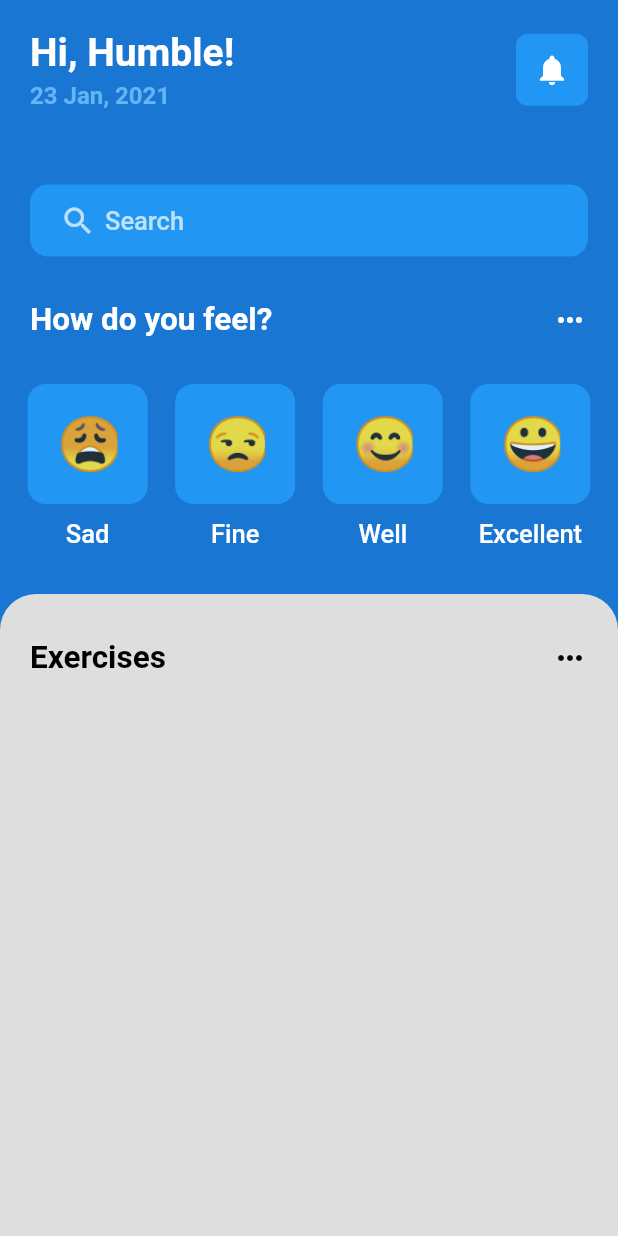
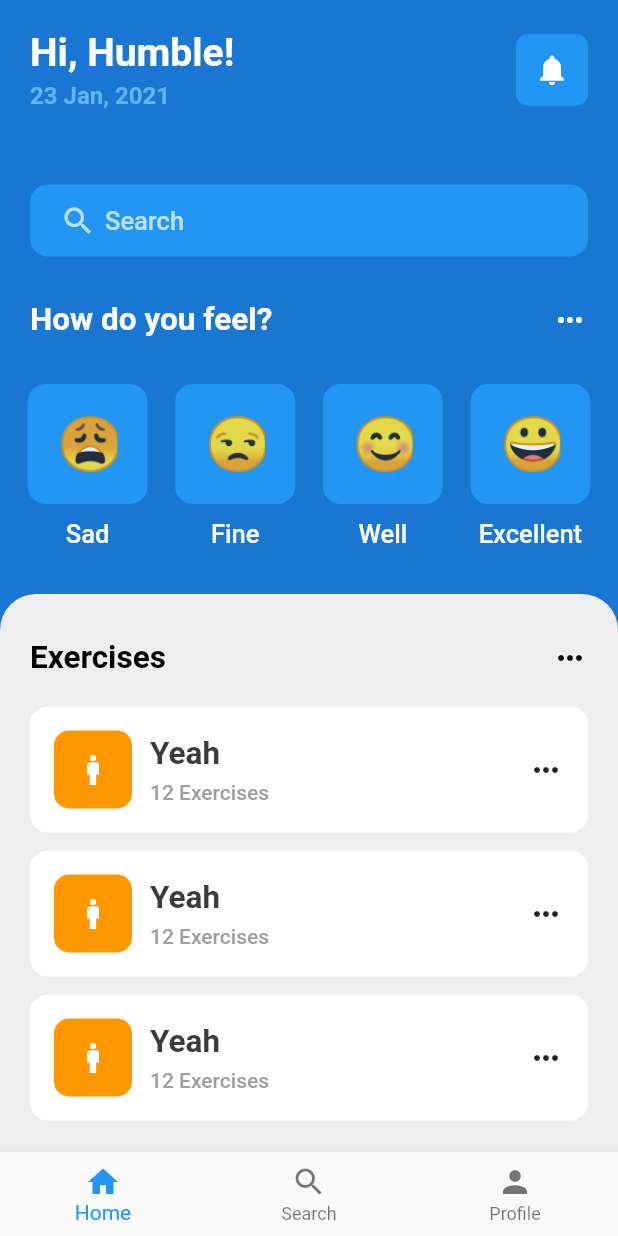
Before and after one commit to HumbleGh/eatsy, a Flutter app: the screen it shows after launch, after a tap on "Log in", on a phone screen of 412 x 824 dp. Run offline on Flutter 3.47's test engine with Material 2 defaults, Android fonts, the phone set to English and light mode, and no system bars; our stand-ins replace gap, get.

Commit message:
Minor Changes

```diff
--- a/lib/screens/welcome_screen.dart
+++ b/lib/screens/welcome_screen.dart
@@ -17,10 +17,15 @@ class WelcomeScreen extends StatefulWidget {
 class _WelcomeScreenState extends State<WelcomeScreen> {
   @override
   Widget build(BuildContext context) {
-    return SafeArea(
-      child: Scaffold(
+    return Scaffold(
         backgroundColor: Colors.blue[700],
-          body: Column(
+        bottomSheet: BottomNavigationBar(items: const [
+          BottomNavigationBarItem(icon: Icon(Icons.home), label: 'Home'),
+          BottomNavigationBarItem(icon: Icon(Icons.search), label: 'Search'),
+          BottomNavigationBarItem(icon: Icon(Icons.person), label: 'Profile'),
+        ]),
+        body: SafeArea(
+          child: Column(
             children: [
               Container(
                 padding: EdgeInsets.symmetric(
@@ -108,20 +113,35 @@ class _WelcomeScreenState extends State<WelcomeScreen> {
                 decoration: const BoxDecoration(
                     borderRadius:
                         BorderRadius.vertical(top: Radius.circular(24)),
-                      color: Color.fromARGB(255, 222, 222, 222)),
-                  child: Column(
-                    children: [
+                    color: Color.fromARGB(255, 238, 238, 238)),
+                child: SingleChildScrollView(
+                  // Wrap the entire content with a SingleChildScrollView
+                  child: Column(children: [
                     const TextMore(
                       text: 'Exercises',
                       isColorWhite: false,
                     ),
                     Gap(AppLayout.getHeight(20)),
+                    Container(
+                        child: Scrollbar(
+                      // Wrap the ListView with a Scrollbar
+                      child: ListView(
+                        shrinkWrap: true, // Add this line
+                        children: [
+                          ExerciseTile(title: 'Yeah', exercise: 12),
+                          Gap(AppLayout.getHeight(12)),
+                          ExerciseTile(title: 'Yeah', exercise: 12),
+                          Gap(AppLayout.getHeight(12)),
+                          ExerciseTile(title: 'Yeah', exercise: 12),
+                          Gap(AppLayout.getHeight(12)),
                         ],
                       ),
+                    ))
+                  ]),
                 ),
+              )),
+            ],
           ),
-            ],
-          )),
-    );
+        ));
   }
 }
```
Lines whose indentation alone changed are shown as unchanged.
